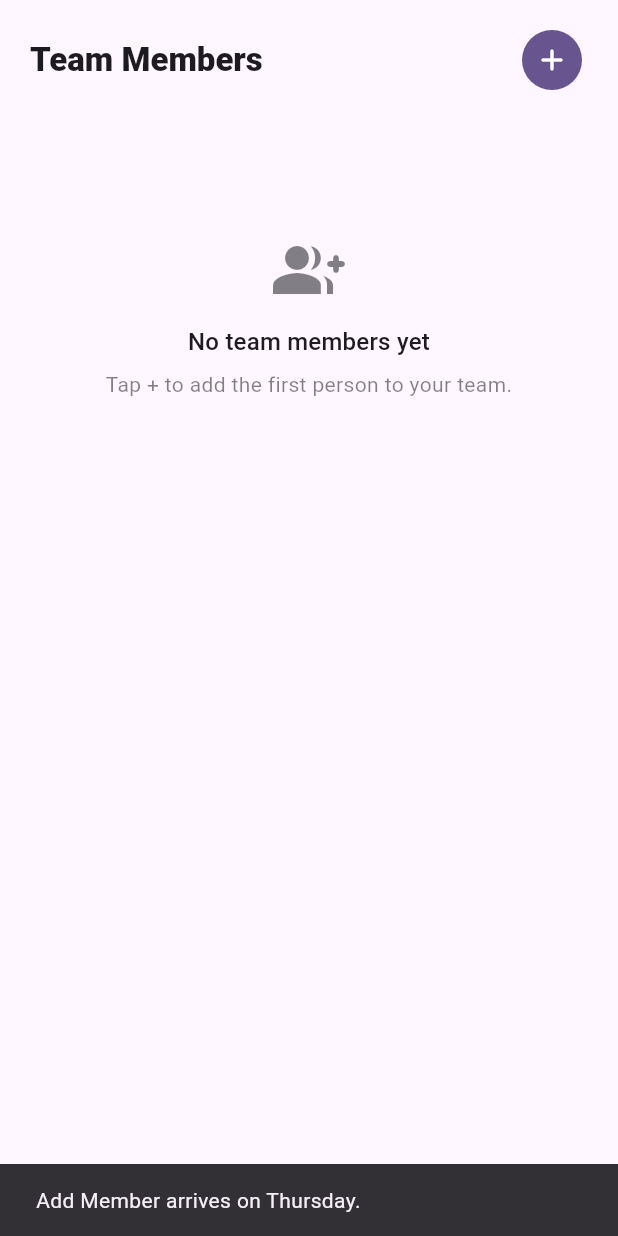
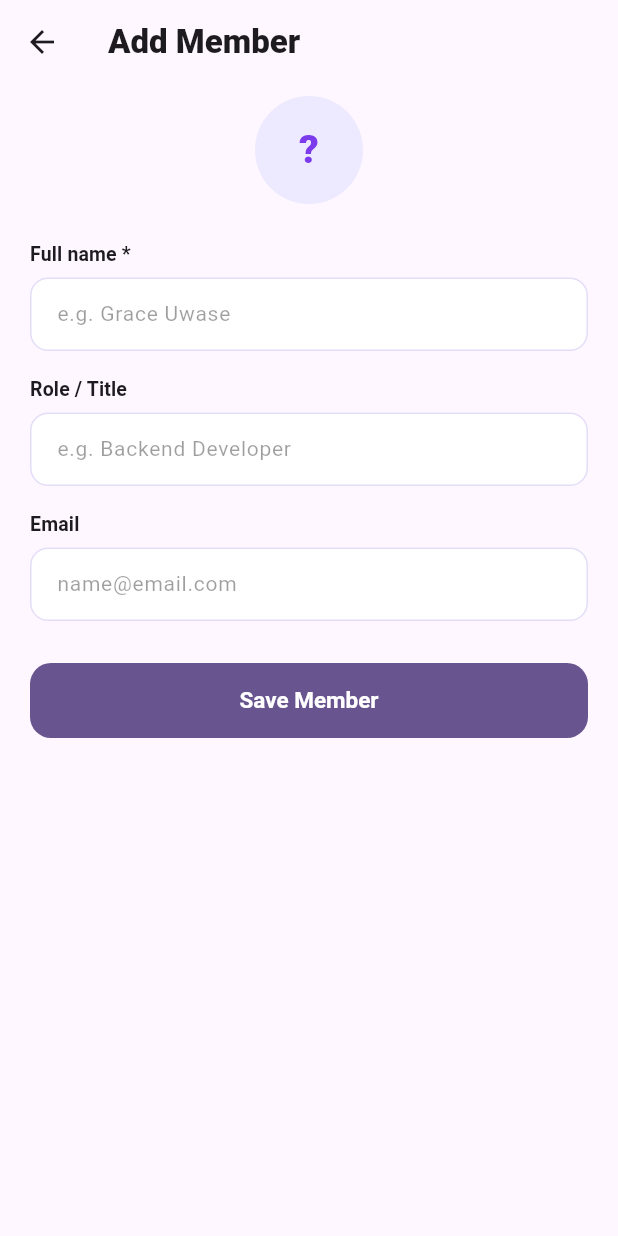
Before and after one commit to Bonesha-5/Project_Management, a Flutter app: the TeamScreen widget shown alone on an empty page, opened directly, after a tap on the "add" icon, on a phone screen of 412 x 824 dp. Run offline on Flutter 3.47's test engine with Material 3 defaults, Android fonts, the phone set to English and light mode, and no system bars; our stand-ins replace shared_preferences; accounts and stored records are empty; statements that could not run were skipped.

Commit message:
Addede the remaining screens

```diff
--- /dev/null
+++ b/lib/screens/add_member_screen.dart
@@ -0,0 +1,176 @@
+import 'package:flutter/material.dart';
+
+import '../models/member.dart';
+import '../services/storage_service.dart';
+import '../widgets/app_button.dart';
+import '../widgets/app_text_field.dart';
+import '../widgets/user_avatar.dart';
+
+class AddMemberScreen extends StatefulWidget {
+  const AddMemberScreen({super.key});
+
+  @override
+  State<AddMemberScreen> createState() => _AddMemberScreenState();
+}
+
+class _AddMemberScreenState extends State<AddMemberScreen> {
+  final _formKey = GlobalKey<FormState>();
+  final _nameController = TextEditingController();
+  final _titleController = TextEditingController();
+  final _emailController = TextEditingController();
+
+  bool _isSaving = false;
+  String? _duplicateEmailError;
+
+  @override
+  void dispose() {
+    // Controllers must be cleaned up when the screen closes.
+    _nameController.dispose();
+    _titleController.dispose();
+    _emailController.dispose();
+    super.dispose();
+  }
+
+  /// Checks the form, then saves the new member through StorageService.
+  Future<void> _saveMember() async {
+    setState(() => _duplicateEmailError = null);
+    if (!_formKey.currentState!.validate()) return;
+
+    setState(() => _isSaving = true);
+    final name = _nameController.text.trim();
+    final email = _emailController.text.trim();
+
+    try {
+      // An email can only belong to one member.
+      if (email.isNotEmpty) {
+        final members = await StorageService.getMembers();
+        final used = members.any(
+          (m) => m.email.toLowerCase() == email.toLowerCase(),
+        );
+        if (used) {
+          setState(() {
+            _duplicateEmailError = 'This email is already used by a member';
+            _isSaving = false;
+          });
+          _formKey.currentState!.validate(); // show the message under Email
+          return;
+        }
+      }
+
+      final member = Member(
+        id: DateTime.now().millisecondsSinceEpoch.toString(),
+        name: name,
+        email: email,
+        title: _titleController.text.trim(),
+        password: '',
+        avatarColor: UserAvatar.colorValueForName(name),
+        hasLogin: false,
+      );
+
+      final saved = await StorageService.addOrUpdateMember(member);
+      if (!mounted) return;
+
+      if (saved) {
+        ScaffoldMessenger.of(
+          context,
+        ).showSnackBar(SnackBar(content: Text('$name was added to the team')));
+        Navigator.pop(context, true); // true = "something changed"
+      } else {
+        _showSaveError();
+      }
+    } catch (e) {
+      if (!mounted) return;
+      _showSaveError();
+    }
+  }
+
+  void _showSaveError() {
+    setState(() => _isSaving = false);
+    ScaffoldMessenger.of(context).showSnackBar(
+      const SnackBar(
+        content: Text('Could not save the member. Please try again.'),
+      ),
+    );
+  }
+
+  /// Email check: format first, then the duplicate message if needed.
+  String? _validateEmail(String? value) {
+    final formatError = Validators.optionalEmail(value);
+    if (formatError != null) return formatError;
+    return _duplicateEmailError;
+  }
+
+  @override
+  Widget build(BuildContext context) {
+    return Scaffold(
+      appBar: AppBar(
+        title: const Text(
+          'Add Member',
+          style: TextStyle(fontWeight: FontWeight.w800),
+        ),
+        backgroundColor: Colors.transparent,
+        elevation: 0,
+        scrolledUnderElevation: 0,
+      ),
+      body: SafeArea(
+        child: SingleChildScrollView(
+          padding: const EdgeInsets.fromLTRB(20, 8, 20, 24),
+          child: Form(
+            key: _formKey,
+            child: Column(
+              crossAxisAlignment: CrossAxisAlignment.stretch,
+              children: [
+                Center(
+                  child: UserAvatar(
+                    name: _nameController.text,
+                    color: Color(
+                      UserAvatar.colorValueForName(_nameController.text),
+                    ),
+                    size: 72,
+                  ),
+                ),
+                const SizedBox(height: 24),
+                AppTextField(
+                  label: 'Full name *',
+                  controller: _nameController,
+                  hint: 'e.g. Grace Uwase',
+                  validator: Validators.required('Full name'),
+                  textInputAction: TextInputAction.next,
+                  // Redraw so the avatar preview shows the new initials.
+                  onChanged: (_) => setState(() {}),
+                ),
+                const SizedBox(height: 16),
+                AppTextField(
+                  label: 'Role / Title',
+                  controller: _titleController,
+                  hint: 'e.g. Backend Developer',
+                  textInputAction: TextInputAction.next,
+                ),
+                const SizedBox(height: 16),
+                AppTextField(
+                  label: 'Email',
+                  controller: _emailController,
+                  hint: 'name@email.com',
+                  keyboardType: TextInputType.emailAddress,
+                  textInputAction: TextInputAction.done,
+                  validator: _validateEmail,
+                  onChanged: (_) {
+                    if (_duplicateEmailError != null) {
+                      setState(() => _duplicateEmailError = null);
+                    }
+                  },
+                ),
+                const SizedBox(height: 28),
+                AppButton(
+                  label: 'Save Member',
+                  onPressed: _saveMember,
+                  isLoading: _isSaving,
+                ),
+              ],
+            ),
+          ),
+        ),
+      ),
+    );
+  }
+}
--- a/lib/screens/team_members.dart
+++ b/lib/screens/team_screen.dart
@@ -6,8 +6,8 @@ import '../services/sla_service.dart';
 import '../services/storage_service.dart';
 import '../widgets/status_pill.dart';
 import '../widgets/user_avatar.dart';
-
-// import 'add_member_screen.dart'; // Thursday
+import 'add_member_screen.dart';
+import 'member_tasks_screen.dart';
 
 class TeamScreen extends StatefulWidget {
   const TeamScreen({super.key});
@@ -28,6 +28,7 @@ class _TeamScreenState extends State<TeamScreen> {
     _loadData();
   }
 
+  /// Loads members and tasks, then redraws the screen with setState.
   Future<void> _loadData() async {
     try {
       final members = await StorageService.getMembers();
@@ -50,12 +51,20 @@ class _TeamScreenState extends State<TeamScreen> {
 
   /// Opens Add Member and reloads when the user comes back.
   Future<void> _openAddMember() async {
-    // await Navigator.push(context,
-    //     MaterialPageRoute(builder: (_) => const AddMemberScreen()));
-    // await _loadData();
-    ScaffoldMessenger.of(context).showSnackBar(
-      const SnackBar(content: Text('Add Member arrives on Thursday.')),
+    await Navigator.push(
+      context,
+      MaterialPageRoute(builder: (_) => const AddMemberScreen()),
     );
+    await _loadData();
+  }
+
+  /// Opens one member's tasks and reloads when the user comes back.
+  Future<void> _openMember(Member member) async {
+    await Navigator.push(
+      context,
+      MaterialPageRoute(builder: (_) => MemberTasksScreen(member: member)),
+    );
+    await _loadData();
   }
 
   @override
@@ -121,7 +130,8 @@ class _TeamScreenState extends State<TeamScreen> {
         padding: const EdgeInsets.fromLTRB(20, 0, 20, 24),
         children: [
           Container(
-            padding: const EdgeInsets.symmetric(horizontal: 14, vertical: 6),
+            padding: const EdgeInsets.symmetric(vertical: 6),
+            clipBehavior: Clip.antiAlias,
             decoration: BoxDecoration(
               color: cardColor,
               borderRadius: BorderRadius.circular(20),
@@ -133,6 +143,7 @@ class _TeamScreenState extends State<TeamScreen> {
                     member: member,
                     openTasks: SlaService.openTaskCount(member.id, _tasks),
                     workload: SlaService.workloadFor(member.id, _tasks),
+                    onTap: () => _openMember(member),
                   ),
               ],
             ),
@@ -142,7 +153,7 @@ class _TeamScreenState extends State<TeamScreen> {
     );
   }
 
-  /// Empty and error states
+  /// Empty and error states. Scrollable so pull-to-refresh still works.
   Widget _scrollableMessage({
     required IconData icon,
     required String title,
@@ -184,15 +195,18 @@ class _TeamScreenState extends State<TeamScreen> {
 }
 
 /// One member: avatar, name, "title · N open" and the workload badge.
+/// The whole row can be tapped to see the member's tasks.
 class _MemberRow extends StatelessWidget {
   final Member member;
   final int openTasks;
   final Workload workload;
+  final VoidCallback onTap;
 
   const _MemberRow({
     required this.member,
     required this.openTasks,
     required this.workload,
+    required this.onTap,
   });
 
   @override
@@ -200,8 +214,12 @@ class _MemberRow extends StatelessWidget {
     final muted = Theme.of(context).colorScheme.onSurface.withAlpha(150);
     final title = member.title.trim().isEmpty ? 'Team member' : member.title;
 
-    return Padding(
-      padding: const EdgeInsets.symmetric(vertical: 9),
+    return Material(
+      color: Colors.transparent,
+      child: InkWell(
+        onTap: onTap,
+        child: Padding(
+          padding: const EdgeInsets.symmetric(horizontal: 14, vertical: 9),
           child: Row(
             children: [
               UserAvatar(name: member.name, color: Color(member.avatarColor)),
@@ -231,7 +249,11 @@ class _MemberRow extends StatelessWidget {
               ),
               const SizedBox(width: 8),
               WorkloadBadge(workload: workload),
+              const SizedBox(width: 4),
+              Icon(Icons.chevron_right_rounded, size: 20, color: muted),
             ],
+          ),
+        ),
       ),
     );
   }
--- a/lib/services/storage_service.dart
+++ b/lib/services/storage_service.dart
@@ -8,17 +8,26 @@ import '../models/task.dart';
 import 'seed_data.dart';
 
 class StorageService {
-  StorageService._();
+  StorageService._(); // Only static methods, so nobody creates an instance.
 
-  // Saved keys
+  // Saved keys (agreed in the shared contract).
   static const String keyTasks = 'tasks';
   static const String keyMembers = 'members';
   static const String keyCurrentUserId = 'currentUserId';
   static const String keyDarkMode = 'darkMode';
   static const String keySeeded = 'seeded';
 
+  // Remembers the running seed job so two screens loading at the same
+  // time do not both write the sample data.
   static Future<void>? _seeding;
 
+  // ---------------------------------------------------------------------
+  // Sample data (first run only)
+  // ---------------------------------------------------------------------
+
+  /// Loads the sample members and tasks the very first time the app runs.
+  /// getTasks() and getMembers() call this automatically, so main.dart
+  /// does not have to remember to call it.
   static Future<void> ensureSeeded() {
     return _seeding ??= _seedIfFirstRun();
   }
--- a/lib/widgets/app_text_field.dart
+++ b/lib/widgets/app_text_field.dart
@@ -1,12 +1,14 @@
 import 'package:flutter/material.dart';
 
 class AppTextField extends StatelessWidget {
+  // Agreed in the shared contract:
   final String label;
   final TextEditingController controller;
   final String? Function(String?)? validator;
   final bool obscureText;
   final TextInputType? keyboardType;
 
+  // Optional extras (safe to ignore):
   final String? hint;
   final IconData? prefixIcon;
   final Widget? suffix;
@@ -92,11 +94,13 @@ class AppTextField extends StatelessWidget {
   }
 }
 
+/// Shared input checks. Each returns an error message, or null if valid.
 class Validators {
   Validators._();
 
   static final RegExp _emailPattern = RegExp(r'^[^\s@]+@[^\s@]+\.[^\s@]+$');
 
+  /// Required field. Use as: validator: Validators.required('Full name')
   static String? Function(String?) required(String fieldName) {
     return (value) {
       if (value == null || value.trim().isEmpty) {
--- a/lib/widgets/main_shell.dart
+++ b/lib/widgets/main_shell.dart
@@ -1,6 +1,6 @@
 import 'package:flutter/material.dart';
 
-import '../screens/team_members.dart';
+import '../screens/team_screen.dart';
 
 class MainShell extends StatefulWidget {
   final bool isDark;
@@ -40,6 +40,7 @@ class _MainShellState extends State<MainShell> {
     });
   }
 
+  /// Builds the page for a tab. A new widget every time, so it reloads.
   Widget _buildPage(int index) {
     switch (index) {
       case 0:
--- a/lib/widgets/status_pill.dart
+++ b/lib/widgets/status_pill.dart
@@ -2,6 +2,7 @@ import 'package:flutter/material.dart';
 
 import '../services/sla_service.dart';
 
+// Palette colours from the design brief.
 const Color _teal = Color(0xFF14B8A6);
 const Color _amber = Color(0xFFF59E0B);
 const Color _red = Color(0xFFEF4444);
@@ -12,7 +13,7 @@ class StatusPill extends StatelessWidget {
 
   const StatusPill({super.key, required this.status});
 
-  /// The main colour for a status
+  /// The main colour for a status (use it for bars, dots and charts).
   static Color colorFor(SlaStatus status) {
     switch (status) {
       case SlaStatus.onTrack:
@@ -79,6 +80,9 @@ class WorkloadBadge extends StatelessWidget {
   }
 }
 
+/// The shared pill shape: a soft tinted background with coloured text.
+/// Text is darker in light mode and lighter in dark mode so it stays
+/// readable on both backgrounds.
 class _Pill extends StatelessWidget {
   final String label;
   final Color color;
--- a/lib/widgets/user_avatar.dart
+++ b/lib/widgets/user_avatar.dart
@@ -23,7 +23,7 @@ class UserAvatar extends StatelessWidget {
   ];
 
   /// Picks a palette colour from the name, so the same name always gets
-  /// the same colour. Used when creating a member: avatarColor: ...
+  /// the same colour. Use it when creating a member: avatarColor: ...
   static int colorValueForName(String name) {
     final sum = name.trim().codeUnits.fold<int>(0, (a, b) => a + b);
     return palette[sum % palette.length];
```
Also changed, not shown: lib/screens/member_tasks_screen.dart (added, +365 -0 lines), lib/screens/add_Member.dart (deleted), 3 other files. Lines whose indentation alone changed are shown as unchanged.
